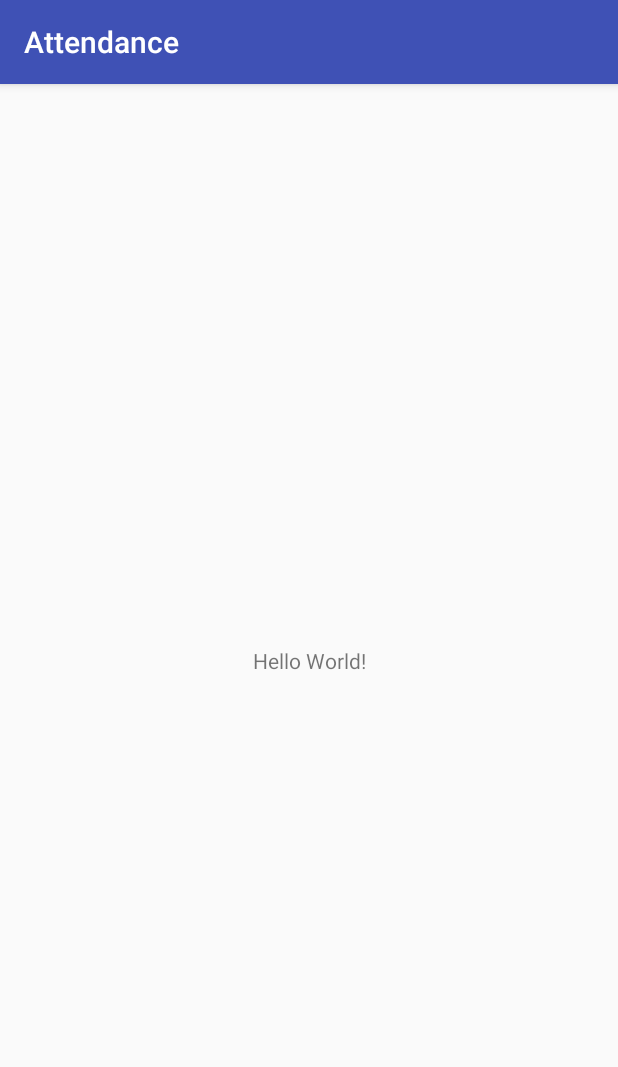
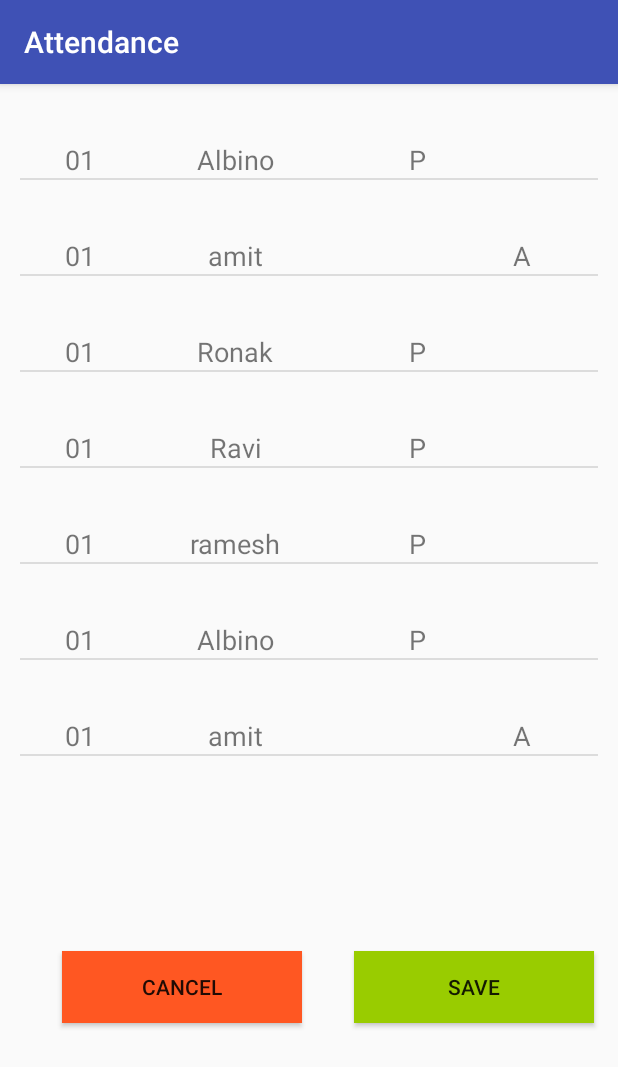
Before and after one commit to AlbinoB/Attendance, an Android app: the screen it shows after launch (MainActivity before the commit, EditAttendanceActivity after it), on a phone screen of 412 x 824 dp. Shown: the top 1067 px of the screen. Run offline under Robolectric (Android 15) with nearby library versions, the phone set to English and light mode, and no system bars; Roboto replaces fonts that are not available here.

Commit message:
Edit attendance done

```diff
--- a/app/src/main/AndroidManifest.xml
+++ b/app/src/main/AndroidManifest.xml
@@ -18,6 +18,7 @@
         </activity>
         <activity android:name=".TeacherHomeActivity" />
         <activity android:name=".TakeAttendanceActivity" />
+        <activity android:name=".EditAttendanceActivity" />
         <activity android:name=".ShowTakenAttendanceActivity"></activity>
     </application>
 
--- a/app/src/main/java/com/example/bino/attendance/EditAttendanceActivity.java
+++ b/app/src/main/java/com/example/bino/attendance/EditAttendanceActivity.java
@@ -4,8 +4,12 @@ import android.graphics.Color;
 import android.support.v7.app.AppCompatActivity;
 import android.os.Bundle;
 import android.view.Gravity;
+import android.view.View;
+import android.view.ViewGroup;
 import android.widget.ArrayAdapter;
+import android.widget.BaseAdapter;
 import android.widget.Button;
+import android.widget.ListView;
 import android.widget.TableLayout;
 import android.widget.TableRow;
 import android.widget.TextView;
@@ -17,13 +21,34 @@ public class EditAttendanceActivity extends AppCompatActivity {
     TableLayout markedAttendanceTable;
     Button save,cancel;
     ArrayList<String> students;
-    ArrayAdapter<String> arrayAdapter;
+    ListView listView;
+    static int j=0;
     static  String[][] studentsarr=
-            {   {"01","Albino","P","A"},
-                    {"01","Albino","P","A"},
-                    {"01","Albino","P","A"},
-                    {"01","Albino","P","A"},
-                    {"01","Albino","P","A"}
+            {       {"01","Albino","P",""},
+                    {"01","amit","","A"},
+                    {"01","Ronak","P",""},
+                    {"01","Ravi","P",""},
+                    {"01","ramesh","P",""},
+                    {"01","Albino","P",""},
+                    {"01","amit","","A"},
+                    {"01","Ronak","P",""},
+                    {"01","Ravi","P",""},
+                    {"01","ramesh","P",""},
+                    {"01","Albino","P",""},
+                    {"01","amit","","A"},
+                    {"01","Ronak","P",""},
+                    {"01","Ravi","P",""},
+                    {"01","ramesh","P",""},
+                    {"01","Albino","P",""},
+                    {"01","amit","","A"},
+                    {"01","Ronak","P",""},
+                    {"01","Ravi","P",""},
+                    {"01","ramesh","P",""},
+                    {"01","Albino","P",""},
+                    {"01","amit","","A"},
+                    {"01","Ronak","P",""},
+                    {"01","Ravi","P",""},
+                    {"01","ramesh","P",""}
             };
     @Override
     protected void onCreate(Bundle savedInstanceState) {
@@ -31,60 +56,44 @@ public class EditAttendanceActivity extends AppCompatActivity {
         setContentView(R.layout.activity_edit_attendance);
 
         //markedAttendanceTable=(TableLayout)findViewById(R.id.markedAttendanceTableLayout);
+        listView=(ListView)findViewById(R.id.displaystudents);
         save=(Button)findViewById(R.id.saveButtonEditAttendance);
         cancel=(Button)findViewById(R.id.cancelButtonEditAttendance);
-
-
-        TableRow tr1 = new TableRow(this);
-        tr1.setLayoutParams(new TableLayout.LayoutParams( TableRow.LayoutParams.WRAP_CONTENT, TableRow.LayoutParams.WRAP_CONTENT));
-        TextView textview = new TextView(this);
-        textview.setText("data");
-//textview.getTextColors(R.color.)
-        textview.setTextColor(Color.BLACK);
-        tr1.addView(textview);
-        textview.setPaddingRelative(110,10,50,10);
-
-        textview.setTextSize(16);
-
-
-        TextView textview1 = new TextView(this);
-        textview1.setText("data");
-//textview.getTextColors(R.color.)
-        textview1.setTextColor(Color.BLACK);
-        tr1.addView(textview1);
-        textview1.setGravity(100);
-
-
-        TextView textview2 = new TextView(this);
-        textview2.setText("data");
-//textview.getTextColors(R.color.)
-        textview2.setTextColor(Color.BLACK);
-        tr1.addView(textview2);
-        textview2.setGravity(Gravity.CENTER);
-
-
-
-        TextView textview3 = new TextView(this);
-        textview3.setText("data");
-//textview.getTextColors(R.color.)
-        textview3.setTextColor(Color.BLACK);
-        tr1.addView(textview3);
-        textview3.setGravity(Gravity.CENTER);
-        markedAttendanceTable.addView(tr1, new TableLayout.LayoutParams(TableLayout.LayoutParams.WRAP_CONTENT, TableLayout.LayoutParams.WRAP_CONTENT));
-        textview1.setPaddingRelative(110,10,50,10);
-        textview2.setPaddingRelative(110,10,50,10);
-        textview3.setPaddingRelative(110,10,50,10);
-
-        TableRow tr2 = new TableRow(this);
-        tr1.removeAllViews();
-        tr2.addView(textview);
-        tr2.addView(textview1);
-        tr2.addView(textview2);
-        tr2.addView(textview3);
-
-        markedAttendanceTable.addView(tr2, new TableLayout.LayoutParams(TableLayout.LayoutParams.WRAP_CONTENT, TableLayout.LayoutParams.WRAP_CONTENT));
-
-
+        CustomAdapter customAdapter=new CustomAdapter();
+        listView.setAdapter(customAdapter);
 
     }
+
+    public  class CustomAdapter extends BaseAdapter{
+
+        @Override
+        public int getCount() {
+            return studentsarr.length;
+        }
+
+        @Override
+        public Object getItem(int i) {
+            return null;
+        }
+
+        @Override
+        public long getItemId(int i) {
+            return 0;
+        }
+
+        @Override
+        public View getView(int i, View view, ViewGroup viewGroup) {
+            view=getLayoutInflater().inflate(R.layout.customlayoutdisplayeditstudentslist,null);
+            TextView textViewRoll=(TextView)view.findViewById(R.id.rollno);
+            TextView textViewName=(TextView)view.findViewById(R.id.name);
+            TextView textViewPresent=(TextView)view.findViewById(R.id.present);
+            TextView textViewAbsent=(TextView)view.findViewById(R.id.absent);
+            textViewRoll.setText(studentsarr[i][0]);
+            textViewName.setText(studentsarr[i][1]);
+            textViewPresent.setText(studentsarr[i][2]);
+            textViewAbsent.setText(studentsarr[i][3]);
+            return view;
+        }
+    }
+
 }
--- a/app/src/main/java/com/example/bino/attendance/MainActivity.java
+++ b/app/src/main/java/com/example/bino/attendance/MainActivity.java
@@ -11,7 +11,7 @@ public class MainActivity extends AppCompatActivity {
         super.onCreate(savedInstanceState);
         setContentView(R.layout.activity_main);
 
-        Intent teacherHomeActivity = new Intent(getApplicationContext(), EditAttendanceActivity.class);
-        startActivity(teacherHomeActivity);
+        Intent teacherHomeActivity111 = new Intent(getApplicationContext(), EditAttendanceActivity.class);
+        startActivity(teacherHomeActivity111);
     }
 }
--- a/app/src/main/res/layout/activity_edit_attendance.xml
+++ b/app/src/main/res/layout/activity_edit_attendance.xml
@@ -6,27 +6,22 @@
     android:layout_height="match_parent"
     tools:context="com.example.bino.attendance.EditAttendanceActivity">
 
-    <RelativeLayout
-        android:layout_width="382dp"
-        android:layout_height="517dp"
-        app:layout_constraintBottom_toBottomOf="parent"
-        app:layout_constraintEnd_toEndOf="parent"
-        app:layout_constraintHorizontal_bias="0.0"
-        app:layout_constraintStart_toStartOf="parent"
-        app:layout_constraintTop_toTopOf="parent"
-        app:layout_constraintVertical_bias="0.0">
-
-
     <Button
         android:id="@+id/cancelButtonEditAttendance"
         android:layout_width="160dp"
         android:layout_height="wrap_content"
         android:layout_alignParentBottom="true"
         android:layout_alignParentStart="true"
-            android:layout_marginBottom="14dp"
-            android:layout_marginStart="19dp"
+        android:layout_marginBottom="16dp"
+        android:layout_marginEnd="21dp"
+        android:layout_marginStart="27dp"
+        android:layout_marginTop="2dp"
         android:background="?attr/colorError"
-            android:text="Cancel" />
+        android:text="Cancel"
+        app:layout_constraintBottom_toBottomOf="parent"
+        app:layout_constraintEnd_toStartOf="@+id/saveButtonEditAttendance"
+        app:layout_constraintStart_toStartOf="parent"
+        app:layout_constraintTop_toBottomOf="@+id/displaystudents" />
 
     <Button
         android:id="@+id/saveButtonEditAttendance"
@@ -34,17 +29,22 @@
         android:layout_height="wrap_content"
         android:layout_alignBaseline="@+id/cancelButtonEditAttendance"
         android:layout_alignBottom="@+id/cancelButtonEditAttendance"
-            android:layout_marginStart="14dp"
+        android:layout_marginBottom="16dp"
+        android:layout_marginEnd="16dp"
+        android:layout_marginTop="2dp"
         android:layout_toEndOf="@+id/cancelButtonEditAttendance"
         android:background="@android:color/holo_green_light"
-            android:text="Save" />
+        android:text="Save"
+        app:layout_constraintBottom_toBottomOf="parent"
+        app:layout_constraintEnd_toEndOf="parent"
+        app:layout_constraintTop_toBottomOf="@+id/displaystudents" />
 
     <ListView
-            android:layout_width="match_parent"
-            android:layout_height="450dp"
-            android:layout_above="@+id/saveButtonEditAttendance"
-            android:layout_alignParentStart="true" />
+        android:id="@+id/displaystudents"
+        android:layout_width="385dp"
+        android:layout_height="449dp"
+        app:layout_constraintEnd_toEndOf="parent"
+        app:layout_constraintStart_toStartOf="parent"
+        app:layout_constraintTop_toTopOf="parent" />
 
-
-    </RelativeLayout>
 </android.support.constraint.ConstraintLayout>
--- /dev/null
+++ b/app/src/main/res/layout/customlayoutdisplayeditstudentslist.xml
@@ -0,0 +1,65 @@
+<?xml version="1.0" encoding="utf-8"?>
+<android.support.constraint.ConstraintLayout
+    xmlns:android="http://schemas.android.com/apk/res/android"
+    xmlns:app="http://schemas.android.com/apk/res-auto"
+    android:layout_width="match_parent"
+    android:layout_height="match_parent">
+
+    <RelativeLayout
+        android:layout_width="match_parent"
+        android:layout_height="match_parent"
+        app:layout_constraintBottom_toBottomOf="parent"
+        app:layout_constraintEnd_toEndOf="parent"
+        app:layout_constraintHorizontal_bias="1.0"
+        app:layout_constraintStart_toStartOf="parent"
+        app:layout_constraintTop_toTopOf="parent"
+        app:layout_constraintVertical_bias="0.0">
+
+        <TextView
+            android:id="@+id/rollno"
+            android:layout_width="50dp"
+            android:layout_height="wrap_content"
+            android:layout_alignParentStart="true"
+            android:layout_alignParentTop="true"
+            android:layout_marginStart="15dp"
+            android:layout_marginTop="38dp"
+            android:text="01"
+            android:textAlignment="center"
+            android:textSize="18sp" />
+
+        <TextView
+            android:id="@+id/name"
+            android:layout_width="110dp"
+            android:layout_height="wrap_content"
+            android:layout_alignBaseline="@+id/rollno"
+            android:layout_alignBottom="@+id/rollno"
+            android:layout_marginStart="23dp"
+            android:layout_toEndOf="@+id/rollno"
+            android:text="Albino"
+            android:textAlignment="center"
+            android:textSize="18sp" />
+
+        <TextView
+            android:id="@+id/present"
+            android:layout_width="70dp"
+            android:layout_height="wrap_content"
+            android:layout_alignBaseline="@+id/name"
+            android:layout_alignBottom="@+id/name"
+            android:layout_toStartOf="@+id/absent"
+            android:text="P"
+            android:textAlignment="center"
+            android:textSize="18sp" />
+
+        <TextView
+            android:id="@+id/absent"
+            android:layout_width="70dp"
+            android:layout_height="wrap_content"
+            android:layout_alignBaseline="@+id/present"
+            android:layout_alignBottom="@+id/present"
+            android:layout_alignParentEnd="true"
+            android:layout_marginEnd="15dp"
+            android:text="A"
+            android:textAlignment="center"
+            android:textSize="18sp" />
+    </RelativeLayout>
+</android.support.constraint.ConstraintLayout>
```
Lines whose indentation alone changed are shown as unchanged.
